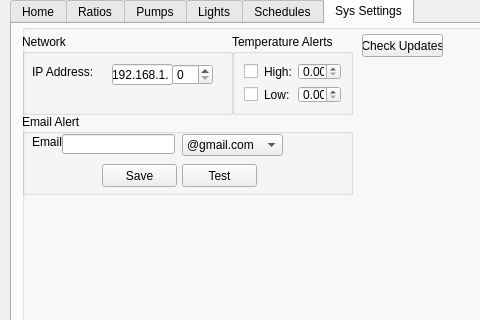
Qt form Client/form.ui (trippyt/QTAquarium) before a commit; both pictures show x 0 to 480 and y 152 to 472 of the 896 by 588 pixel window.
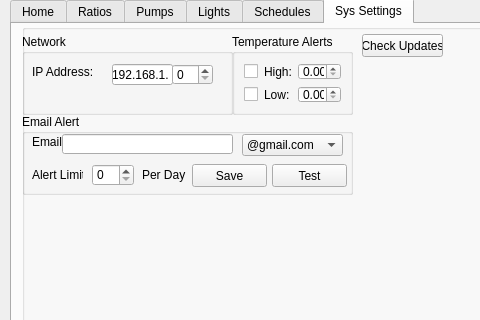
The same form after that commit.

Commit message: Working on email Alerts

The edit to the form file:
```diff
--- a/Client/form.ui
+++ b/Client/form.ui
@@ -1942,7 +1942,7 @@
         <rect>
          <x>40</x>
          <y>20</y>
-         <width>113</width>
+         <width>171</width>
          <height>20</height>
         </rect>
        </property>
@@ -1950,7 +1950,7 @@
       <widget class="QComboBox" name="sys_setting_atemail_comboBox">
        <property name="geometry">
         <rect>
-         <x>160</x>
+         <x>220</x>
          <y>20</y>
          <width>101</width>
          <height>22</height>
@@ -1975,7 +1975,7 @@
       <widget class="QPushButton" name="sys_setting_save_pushButton">
        <property name="geometry">
         <rect>
-         <x>80</x>
+         <x>170</x>
          <y>50</y>
          <width>75</width>
          <height>23</height>
@@ -1988,7 +1988,7 @@
       <widget class="QPushButton" name="sys_setting_test_pushButton">
        <property name="geometry">
         <rect>
-         <x>160</x>
+         <x>250</x>
          <y>50</y>
          <width>75</width>
          <height>23</height>
@@ -1998,6 +1998,42 @@
         <string>Test</string>
        </property>
       </widget>
+      <widget class="QSpinBox" name="alert_limit_spinBox">
+       <property name="geometry">
+        <rect>
+         <x>70</x>
+         <y>50</y>
+         <width>42</width>
+         <height>22</height>
+        </rect>
+       </property>
+      </widget>
+      <widget class="QLabel" name="alert_limit_label">
+       <property name="geometry">
+        <rect>
+         <x>10</x>
+         <y>50</y>
+         <width>51</width>
+         <height>21</height>
+        </rect>
+       </property>
+       <property name="text">
+        <string>Alert Limit:</string>
+       </property>
+      </widget>
+      <widget class="QLabel" name="per_day_label">
+       <property name="geometry">
+        <rect>
+         <x>120</x>
+         <y>50</y>
+         <width>47</width>
+         <height>21</height>
+        </rect>
+       </property>
+       <property name="text">
+        <string>Per Day</string>
+       </property>
+      </widget>
      </widget>
      <widget class="QGroupBox" name="groupBox_10">
       <property name="geometry">
```
The commit also changes 3 other files.
